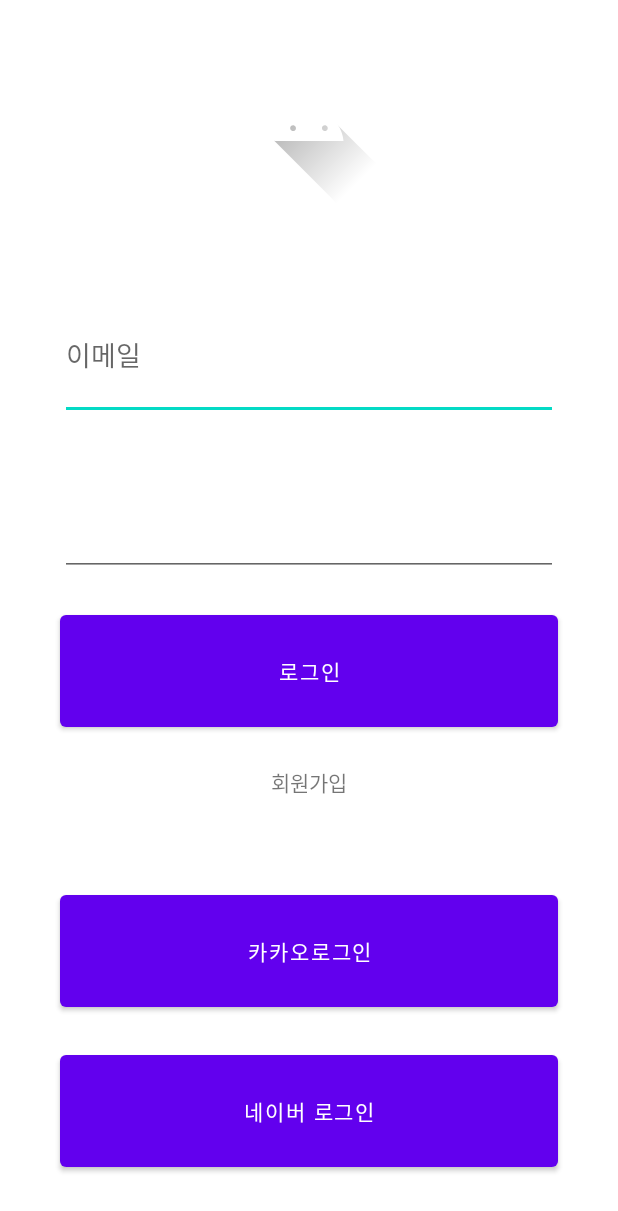
After one commit to BAEKYUJEONG/RunnersHI, an Android app: the layout activity_login.xml on its own in the app's theme, with its tools: preview values and no code run, on a phone screen of 412 x 824 dp. The commit adds this screen. Shown: the top 1211 px of the screen. Run offline under Robolectric (Android 15) with nearby library versions, the phone set to English and light mode, and no system bars.

Commit message:
[modify] 안드로이드 HTTP 통신 구현 중

```diff
--- /dev/null
+++ b/runnershi_fe/RunnersHi/app/src/main/res/layout/activity_login.xml
@@ -0,0 +1,95 @@
+<?xml version="1.0" encoding="utf-8"?>
+<androidx.constraintlayout.widget.ConstraintLayout xmlns:android="http://schemas.android.com/apk/res/android"
+    xmlns:app="http://schemas.android.com/apk/res-auto"
+    xmlns:tools="http://schemas.android.com/tools"
+    android:layout_width="match_parent"
+    android:layout_height="match_parent"
+    tools:context=".Activity.LoginActivity">
+
+    <LinearLayout
+        android:layout_width="match_parent"
+        android:layout_height="match_parent"
+        android:layout_margin="30dp"
+        android:orientation="vertical"
+        app:layout_constraintBottom_toBottomOf="parent"
+        app:layout_constraintEnd_toEndOf="parent"
+        app:layout_constraintStart_toStartOf="parent"
+        app:layout_constraintTop_toTopOf="parent">
+
+        <LinearLayout
+            android:layout_width="match_parent"
+            android:layout_height="match_parent"
+            android:layout_gravity="center"
+            android:layout_weight="4"
+            android:orientation="horizontal">
+
+            <ImageView
+                android:id="@+id/imageView"
+                android:layout_width="wrap_content"
+                android:layout_height="wrap_content"
+                android:layout_weight="1"
+                app:srcCompat="@drawable/ic_launcher_foreground" />
+        </LinearLayout>
+
+        <LinearLayout
+            android:layout_width="match_parent"
+            android:layout_height="match_parent"
+            android:layout_gravity="center"
+            android:layout_weight="1"
+            android:orientation="vertical">
+
+            <EditText
+                android:id="@+id/emailInput"
+                android:layout_width="match_parent"
+                android:layout_height="wrap_content"
+                android:layout_weight="1"
+                android:ems="10"
+                android:hint="이메일"
+                android:inputType="textEmailAddress"
+                android:layout_margin="10dp"/>
+
+            <EditText
+                android:id="@+id/passwordInput"
+                android:layout_width="match_parent"
+                android:layout_height="wrap_content"
+                android:layout_weight="1"
+                android:ems="10"
+                android:inputType="textPassword"
+                android:layout_margin="10dp"/>
+
+            <Button
+                android:id="@+id/loginButton"
+                android:layout_width="match_parent"
+                android:layout_height="wrap_content"
+                android:layout_weight="1"
+                android:text="로그인"
+                android:layout_margin="10dp"/>
+
+            <TextView
+                android:id="@+id/registerLink"
+                android:layout_width="match_parent"
+                android:layout_height="wrap_content"
+                android:layout_margin="10dp"
+                android:layout_weight="1"
+                android:text="회원가입"
+                android:textAlignment="center" />
+
+            <Button
+                android:id="@+id/kakaoButton"
+                android:layout_width="match_parent"
+                android:layout_height="wrap_content"
+                android:layout_weight="1"
+                android:text="카카오로그인"
+                android:layout_margin="10dp"/>
+
+            <Button
+                android:id="@+id/naverButton"
+                android:layout_width="match_parent"
+                android:layout_height="wrap_content"
+                android:layout_weight="1"
+                android:text="네이버 로그인"
+                android:layout_margin="10dp"/>
+
+        </LinearLayout>
+    </LinearLayout>
+</androidx.constraintlayout.widget.ConstraintLayout>
```
Also changed, not shown: runnershi_fe/RunnersHi/app/src/main/AndroidManifest.xml (+8 -3 lines), runnershi_fe/RunnersHi/app/src/main/java/com/A306/runnershi/Activity/LoginActivity.kt (added, +21 -0 lines), runnershi_fe/RunnersHi/app/src/main/java/com/A306/runnershi/Helper/HttpConnect.kt (added, +63 -0 lines), runnershi_fe/RunnersHi/app/src/main/res/layout/activity_main.xml (+9 -5 lines), runnershi_fe/RunnersHi/app/src/main/res/menu/bottom_nav_menu.xml (deleted, +0 -19 lines).
